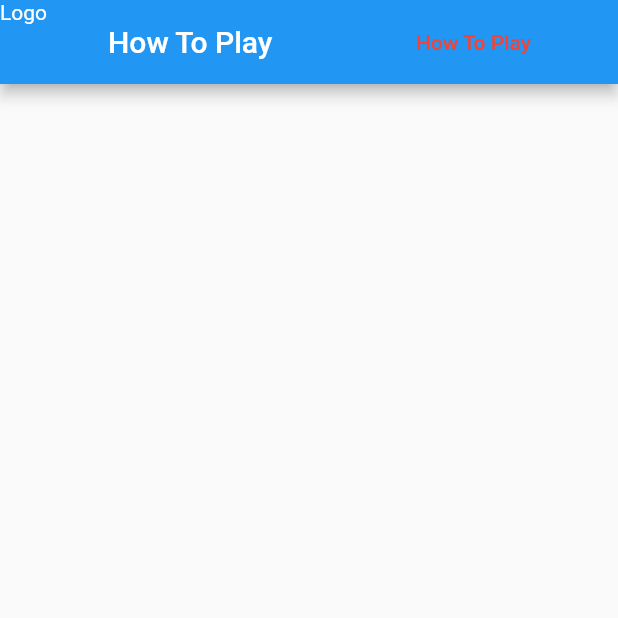
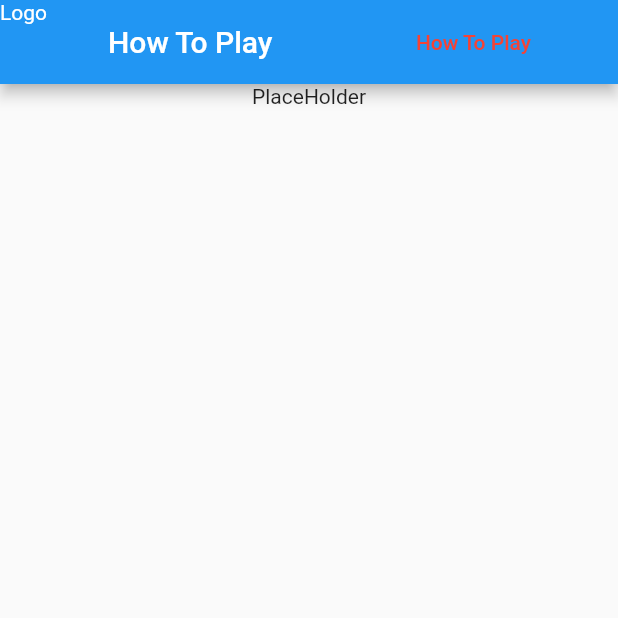
Before and after one commit to LittleCanOpener/Final_Assessment, a Flutter app: the HowToPlay screen opened by its route, on a phone screen of 412 x 824 dp, the top half of it. Run offline on Flutter 3.47's test engine with Material 2 defaults, Android fonts, the light colour scheme and no system bars.

Commit message:
adding a body
for how to play

```diff
--- a/lib/screens/how_to_play.dart
+++ b/lib/screens/how_to_play.dart
@@ -2,7 +2,9 @@ import 'package:flutter/material.dart';
 
 class HowToPlay extends StatelessWidget {
   const HowToPlay({super.key});
+
   @override
+
   Widget build(BuildContext context) {
     return Scaffold(
       appBar: AppBar(
@@ -21,6 +23,21 @@ class HowToPlay extends StatelessWidget {
           const SizedBox(width: 50),
         ],
       ),
+      // Body for "How to play"
+      body: const Row(
+        children: [
+          Expanded(
+            child: Column(
+              crossAxisAlignment: CrossAxisAlignment.start,
+              children: [
+                 Center(
+                  child: Text('PlaceHolder',),
+                 ),
+              ],
+            ),
+          ),
+        ],
+      ),
     );
   }
 }
```
